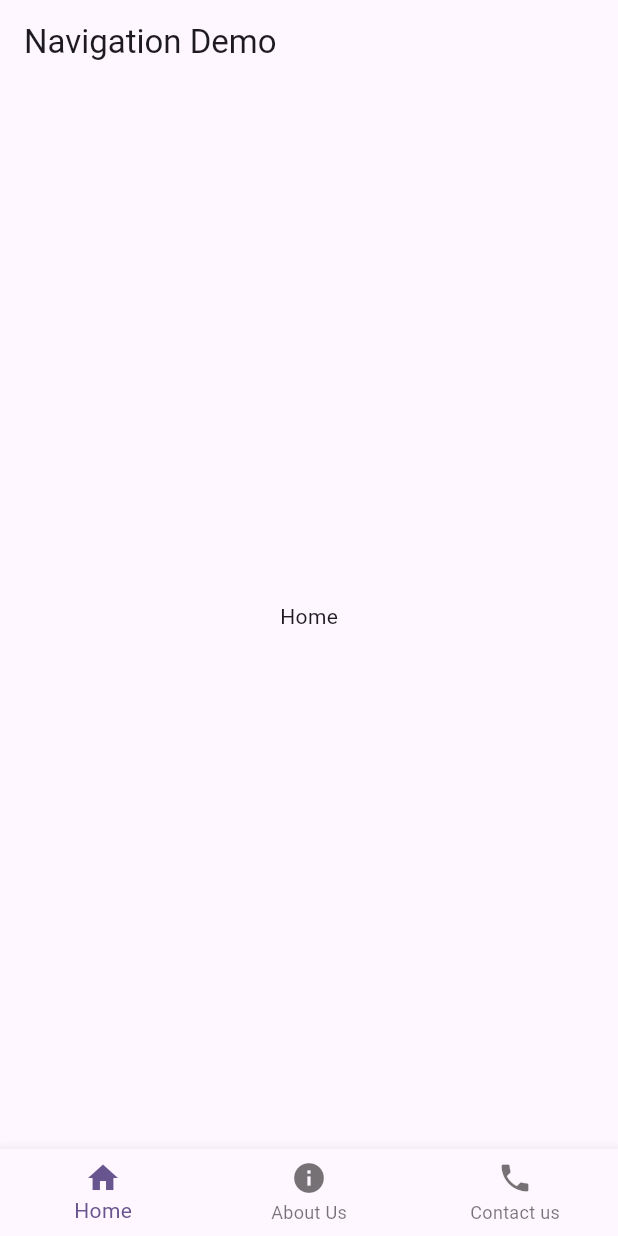
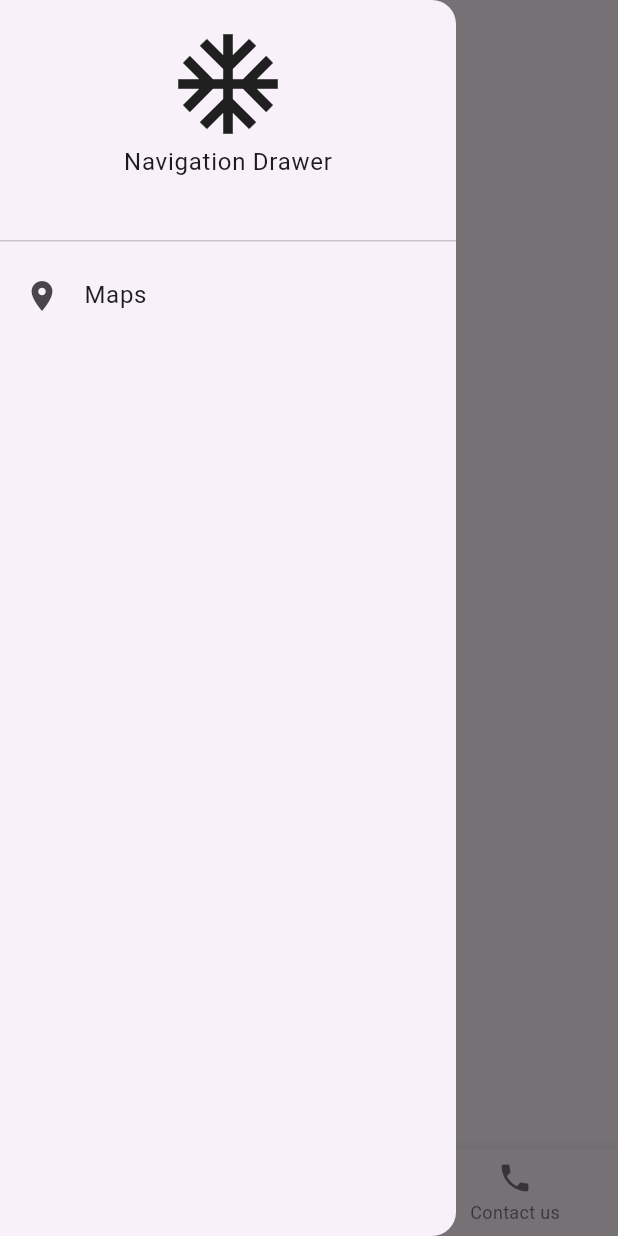
Before and after one commit to abidroid/nav_demo, a Flutter app: the screen it shows after launch, with the side drawer open (before the commit the screen has no drawer), on a phone screen of 412 x 824 dp. Run offline on Flutter 3.47's test engine with Material 3 defaults, Android fonts, the phone set to English and light mode, and no system bars.

Commit message:
navigation drawer added

```diff
--- a/lib/screens/parent_screen.dart
+++ b/lib/screens/parent_screen.dart
@@ -2,6 +2,7 @@ import 'package:flutter/material.dart';
 import 'package:nav_demo/screens/about_us.dart';
 import 'package:nav_demo/screens/contact_us.dart';
 import 'package:nav_demo/screens/home_page.dart';
+import 'package:nav_demo/screens/maps_screen.dart';
 
 class ParentScreen extends StatefulWidget {
   const ParentScreen({super.key});
@@ -16,6 +17,31 @@ class _ParentScreenState extends State<ParentScreen> {
   @override
   Widget build(BuildContext context) {
     return Scaffold(
+      drawer: Drawer(
+        child: ListView(
+          children: [
+            const DrawerHeader(
+                child: Column(
+              children: [
+                Icon(
+                  Icons.ac_unit,
+                  size: 80,
+                ),
+                Text('Navigation Drawer'),
+              ],
+            )),
+            ListTile(
+              leading: const Icon(Icons.location_on),
+              title: const Text('Maps'),
+              onTap: () {
+                Navigator.of(context).push(MaterialPageRoute(builder: (context) {
+                  return const MapScreen();
+                }));
+              },
+            )
+          ],
+        ),
+      ),
       appBar: AppBar(
         title: const Text('Navigation Demo'),
       ),
```
Also changed, not shown: lib/screens/maps_screen.dart (added, +17 -0 lines).
